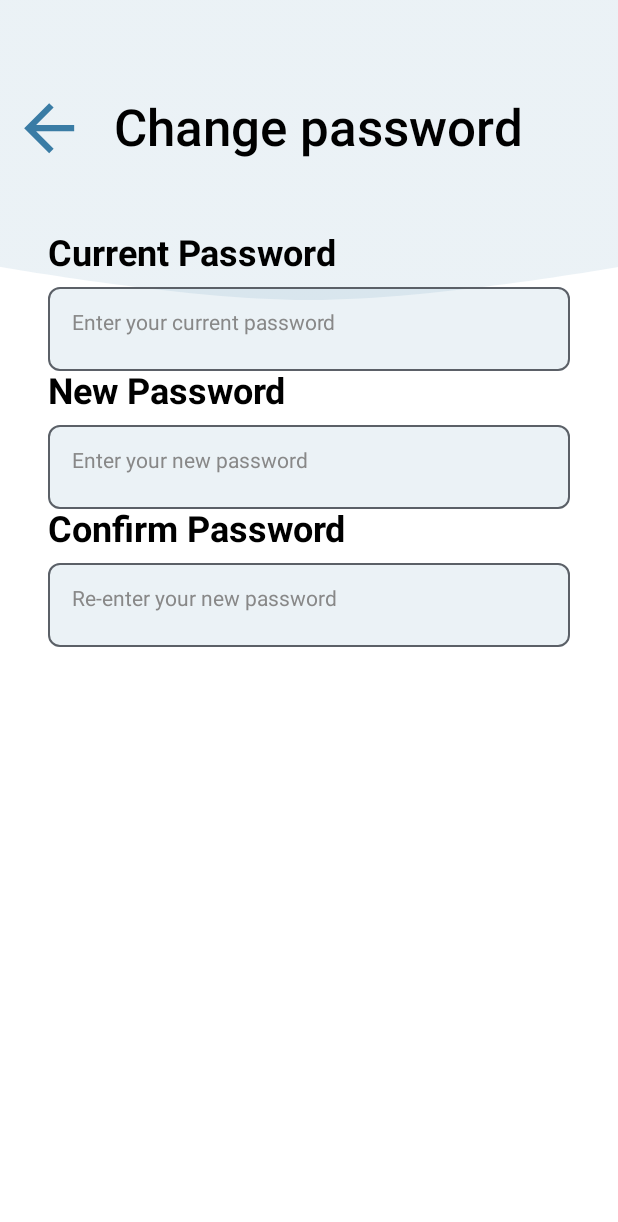
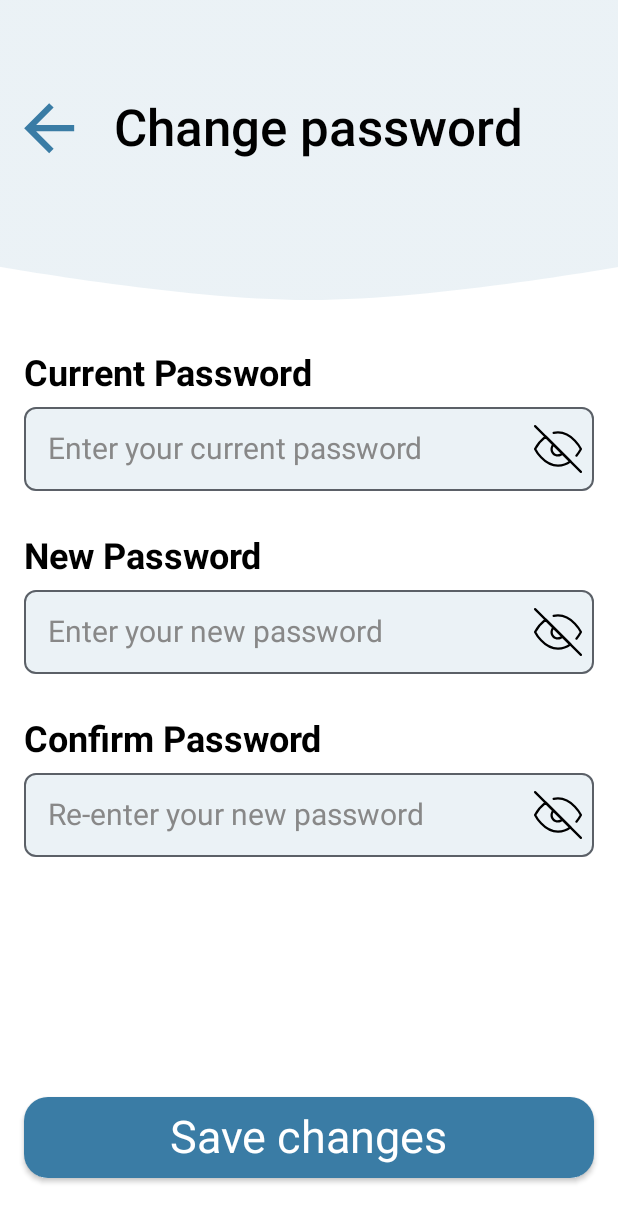
Before and after one commit to gianpietropanico/INGSW_24-25-DietiEstates25, an Android app built with Jetpack Compose: the @Preview function ChangePasswordPreview, on a phone screen of 412 x 824 dp. Shown: the top 1222 px of the screen. Run offline under Robolectric (Android 15) with nearby library versions, the phone set to English and light mode, and no system bars.

Commit message:
seconda bozza di ChangePassword.kt

```diff
--- a/app/src/main/java/com/example/ingsw_24_25_dietiestates25/MainActivity.kt
+++ b/app/src/main/java/com/example/ingsw_24_25_dietiestates25/MainActivity.kt
@@ -43,6 +43,7 @@ import androidx.compose.ui.unit.sp
 import android.content.pm.PackageManager
 import androidx.activity.compose.rememberLauncherForActivityResult
 import androidx.activity.result.ActivityResultRegistryOwner
+import com.example.ingsw_24_25_dietiestates25.ui.ChangePasswordScreen
 import com.facebook.GraphRequest
 import com.facebook.Profile
 
@@ -52,7 +53,7 @@ class MainActivity : ComponentActivity() {
         super.onCreate(savedInstanceState)
 
         setContent {
-            MainScreen()
+            ChangePasswordScreen()
         }
     }
 }
--- a/app/src/main/java/com/example/ingsw_24_25_dietiestates25/ui/ChangePassword.kt
+++ b/app/src/main/java/com/example/ingsw_24_25_dietiestates25/ui/ChangePassword.kt
@@ -14,12 +14,18 @@ import androidx.compose.foundation.layout.size
 import androidx.compose.foundation.layout.width
 import androidx.compose.foundation.shape.RoundedCornerShape
 import androidx.compose.foundation.text.KeyboardOptions
+import androidx.compose.material.Button
+import androidx.compose.material.ButtonDefaults
+import androidx.compose.material.IconButton
 import androidx.compose.material.OutlinedTextField
 import androidx.compose.material.TextFieldDefaults
 import androidx.compose.material3.Icon
 import androidx.compose.material3.Text
 import androidx.compose.runtime.Composable
+import androidx.compose.runtime.getValue
+import androidx.compose.runtime.mutableStateOf
 import androidx.compose.runtime.remember
+import androidx.compose.runtime.setValue
 import androidx.compose.ui.Alignment
 import androidx.compose.ui.Modifier
 import androidx.compose.ui.graphics.Color
@@ -28,19 +34,20 @@ import androidx.compose.ui.res.painterResource
 import androidx.compose.ui.text.font.FontWeight
 import androidx.compose.ui.text.input.KeyboardType
 import androidx.compose.ui.text.input.PasswordVisualTransformation
+import androidx.compose.ui.text.input.VisualTransformation
 import androidx.compose.ui.tooling.preview.Preview
 import androidx.compose.ui.unit.dp
 import androidx.compose.ui.unit.sp
 import com.example.ingsw_24_25_dietiestates25.R
 import com.example.ingsw_24_25_dietiestates25.ui.theme.primaryBlu
 
+
 @Composable
 fun ChangePasswordScreen() {
-
-//    var currentPassword by remember { mutableStateOf("") }
-//    var newPassword by remember { mutableStateOf("") }
-//    var confirmPassword by remember { mutableStateOf("") }
-
+    // Stati per le password
+    var currentPassword by remember { mutableStateOf("") }
+    var newPassword by remember { mutableStateOf("") }
+    var confirmPassword by remember { mutableStateOf("") }
 
     Box(
         modifier = Modifier
@@ -64,28 +71,26 @@ fun ChangePasswordScreen() {
                 .fillMaxSize()
                 .padding(horizontal = 16.dp) // Padding orizzontale per il contenuto
         ) {
-            // Spacer per spostare gli elementi più in basso
-            Spacer(modifier = Modifier.height(50.dp)) // Altezza regolabile
+            Spacer(modifier = Modifier.height(50.dp)) // Spazio per spostare gli elementi in basso
 
             // Contenitore per l'icona e il testo
             Row(
                 modifier = Modifier
                     .fillMaxWidth()
-                    .padding(top = 16.dp), // Padding aggiuntivo dall'alto
-                verticalAlignment = Alignment.CenterVertically // Allinea verticalmente l'icona e il testo
+                    .padding(top = 16.dp),
+                verticalAlignment = Alignment.CenterVertically
             ) {
                 // Icona frecciaback
                 Icon(
                     painter = painterResource(id = R.drawable.frecciaback),
                     contentDescription = "Back Icon",
                     tint = primaryBlu, // Colore dell'icona
-                    modifier = Modifier.size(34.dp) // Dimensione dell'icona
+                    modifier = Modifier.size(34.dp)
                 )
 
-                // Spazio tra icona e testo
                 Spacer(modifier = Modifier.width(26.dp))
 
-                // Testo Change Password
+                // Testo "Change Password"
                 Text(
                     text = "Change password",
                     fontWeight = FontWeight.SemiBold,
@@ -94,48 +99,95 @@ fun ChangePasswordScreen() {
                 )
             }
 
-            Spacer(modifier = Modifier.height(50.dp)) // spazio tra change pass e pass
+            Spacer(modifier = Modifier.height(130.dp)) // Spazio tra il titolo e i campi password
 
             // Campo 1: Current Password
             PasswordField(
                 label = "Current Password",
-                placeholder = "Enter your current password"
+                placeholder = "Enter your current password",
+                value = currentPassword,
+                onValueChange = { currentPassword = it }
             )
+
+            Spacer(modifier = Modifier.height(30.dp))
 
             // Campo 2: New Password
             PasswordField(
                 label = "New Password",
-                placeholder = "Enter your new password"
+                placeholder = "Enter your new password",
+                value = newPassword,
+                onValueChange = { newPassword = it }
             )
+
+            Spacer(modifier = Modifier.height(30.dp))
 
             // Campo 3: Confirm Password
             PasswordField(
                 label = "Confirm Password",
-                placeholder = "Re-enter your new password"
+                placeholder = "Re-enter your new password",
+                value = confirmPassword,
+                onValueChange = { confirmPassword = it }
             )
 
+            Spacer(modifier = Modifier.height(160.dp)) // Spazio tra i campi e il pulsante
+
+            // Pulsante Save Changes
+            Button(
+                onClick = {
+                    // Controlli sulle password
+                    when {
+                        currentPassword.isEmpty() || newPassword.isEmpty() || confirmPassword.isEmpty() -> {
+                            println("Errore: Tutti i campi devono essere compilati.")
+                        }
+                        currentPassword != "password_salvata_db" -> {
+                            println("Errore: La password corrente non è corretta.")
+                        }
+                        newPassword != confirmPassword -> {
+                            println("Errore: Le nuove password non corrispondono.")
+                        }
+                        newPassword.length < 8 -> {
+                            println("Errore: La nuova password deve essere lunga almeno 8 caratteri.")
+                        }
+                        else -> {
+                            println("Successo: La password è stata cambiata con successo.")
+                            // TODO: Effettua la chiamata al server per salvare la nuova password
+                        }
+                    }
+                },
+                colors = ButtonDefaults.buttonColors(
+                    backgroundColor = primaryBlu,
+                ),
+                shape = RoundedCornerShape(16.dp),
+                modifier = Modifier
+                    .fillMaxWidth()
+                    .height(54.dp)
+            ) {
+                Text(
+                    text = "Save changes",
+                    fontWeight = FontWeight.Normal,
+                    fontSize = 30.sp,
+                    color = Color.White
+                )
+            }
         }
     }
 }
 
-
-
-
 @Composable
 fun PasswordField(
-    label: String, // Testo sopra la TextField
-    placeholder: String // Testo placeholder dentro la TextField
+    label: String,
+    placeholder: String,
+    value: String,
+    onValueChange: (String) -> Unit
+) {
+    // Stato per controllare se la password è visibile
+    var passwordVisible by remember { mutableStateOf(false) }
 
-
-
-) {
-
-  var  primaryBlueWithOpacity: Color = primaryBlu.copy(alpha = 0.1f)
+    val primaryBlueWithOpacity: Color = primaryBlu.copy(alpha = 0.1f)
 
     Column(
         modifier = Modifier
             .fillMaxWidth()
-            .padding(horizontal = 16.dp) // Padding laterale per il contenitore
     ) {
         // Testo sopra la TextField
         Text(
@@ -143,36 +195,55 @@ fun PasswordField(
             fontWeight = FontWeight.Bold,
             fontSize = 24.sp,
             color = Color.Black,
-            modifier = Modifier.padding(bottom = 8.dp) // Spazio tra il testo e la TextField
+            modifier = Modifier.padding(bottom = 8.dp)
         )
 
         // TextField personalizzata
         OutlinedTextField(
-            value = "", // Valore vuoto (solo grafica)
-            onValueChange = {}, // Nessuna logica per ora
+            value = value, // Stato dinamico
+            onValueChange = onValueChange, // Aggiorna il valore della password
             placeholder = {
                 Text(
-                    text = placeholder, // Placeholder dinamico
-                    color = Color.Gray
+                    text = placeholder,
+                    color = Color.Gray,
+                    fontSize = 20.sp // Dimensione del placeholder
                 )
             },
+            textStyle = androidx.compose.ui.text.TextStyle(
+                fontSize = 20.sp // Stessa dimensione del placeholder
+            ),
             modifier = Modifier
                 .fillMaxWidth()
-                .height(56.dp), // Altezza della TextField
-            shape = RoundedCornerShape(8.dp), // Bordo arrotondato
+                .height(56.dp),
+            shape = RoundedCornerShape(8.dp),
             colors = TextFieldDefaults.outlinedTextFieldColors(
-                backgroundColor = primaryBlueWithOpacity, // Colore interno: primaryblue
-                focusedBorderColor = Color(0xFF5B6067), // Colore bordo quando in focus
-                unfocusedBorderColor = Color(0xFF5B6067), // Colore bordo quando non in focus
-                textColor = Color.Black // Colore del testo
+                backgroundColor = primaryBlueWithOpacity,
+                focusedBorderColor = Color(0xFF5B6067),
+                unfocusedBorderColor = Color(0xFF5B6067),
+                textColor = Color.Black
             ),
-            visualTransformation = PasswordVisualTransformation(), // Nasconde il testo inserito
-            keyboardOptions = KeyboardOptions(
-                keyboardType = KeyboardType.Password // Tipo di tastiera per password
-            )
+            visualTransformation = if (passwordVisible) VisualTransformation.None else PasswordVisualTransformation(),
+            keyboardOptions = KeyboardOptions(keyboardType = KeyboardType.Password),
+            trailingIcon = {
+                // Icona per alternare la visibilità della password
+                val icon = if (passwordVisible) R.drawable.eyeoff else R.drawable.eyeon
+                val description = if (passwordVisible) "Hide password" else "Show password"
+                IconButton(onClick = { passwordVisible = !passwordVisible }) {
+                    Icon(
+                        painter = painterResource(id = icon),
+                        contentDescription = description
+                    )
+                }
+            }
         )
     }
 }
+
+
+
+
+
+
 
 
 
--- /dev/null
+++ b/app/src/main/res/drawable/eyeoff.xml
@@ -0,0 +1,13 @@
+<vector xmlns:android="http://schemas.android.com/apk/res/android"
+    android:width="32dp"
+    android:height="24dp"
+    android:viewportWidth="32"
+    android:viewportHeight="24">
+  <path
+      android:pathData="M13.238,1.33C14.184,1.108 15.153,0.998 16.125,1C25.75,1 31.25,12 31.25,12C30.415,13.561 29.42,15.031 28.28,16.386M19.04,14.915C18.662,15.32 18.207,15.645 17.701,15.871C17.195,16.096 16.649,16.218 16.095,16.227C15.541,16.237 14.991,16.135 14.477,15.928C13.964,15.72 13.497,15.411 13.105,15.02C12.714,14.628 12.405,14.161 12.197,13.648C11.99,13.134 11.888,12.584 11.898,12.03C11.908,11.476 12.029,10.93 12.254,10.424C12.48,9.918 12.805,9.463 13.21,9.085M24.292,20.167C21.942,21.959 19.08,22.952 16.125,23C6.5,23 1,12 1,12C2.71,8.813 5.083,6.028 7.957,3.833L24.292,20.167Z"
+      android:strokeLineJoin="round"
+      android:strokeWidth="1.5"
+      android:fillColor="#00000000"
+      android:strokeColor="#475569"
+      android:strokeLineCap="round"/>
+</vector>
--- /dev/null
+++ b/app/src/main/res/drawable/eyeon.xml
@@ -0,0 +1,24 @@
+<vector xmlns:android="http://schemas.android.com/apk/res/android"
+    android:width="33dp"
+    android:height="33dp"
+    android:viewportWidth="33"
+    android:viewportHeight="33">
+  <group>
+    <clip-path
+        android:pathData="M0,0h33v33h-33z"/>
+    <path
+        android:pathData="M13.613,5.83C14.559,5.608 15.528,5.498 16.5,5.5C26.125,5.5 31.625,16.5 31.625,16.5C30.79,18.062 29.795,19.531 28.655,20.886M19.415,19.415C19.037,19.82 18.582,20.145 18.076,20.371C17.57,20.596 17.024,20.718 16.47,20.727C15.916,20.737 15.366,20.635 14.852,20.428C14.339,20.22 13.872,19.911 13.48,19.52C13.089,19.128 12.78,18.662 12.572,18.148C12.365,17.634 12.263,17.084 12.273,16.53C12.283,15.976 12.404,15.43 12.629,14.924C12.855,14.418 13.18,13.963 13.585,13.585M24.667,24.667C22.317,26.459 19.455,27.452 16.5,27.5C6.875,27.5 1.375,16.5 1.375,16.5C3.085,13.313 5.458,10.528 8.333,8.333L24.667,24.667Z"
+        android:strokeLineJoin="round"
+        android:strokeWidth="1.5"
+        android:fillColor="#00000000"
+        android:strokeColor="#475569"
+        android:strokeLineCap="round"/>
+    <path
+        android:pathData="M1.375,1.375L31.625,31.625"
+        android:strokeLineJoin="round"
+        android:strokeWidth="1.5"
+        android:fillColor="#00000000"
+        android:strokeColor="#475569"
+        android:strokeLineCap="round"/>
+  </group>
+</vector>
```
